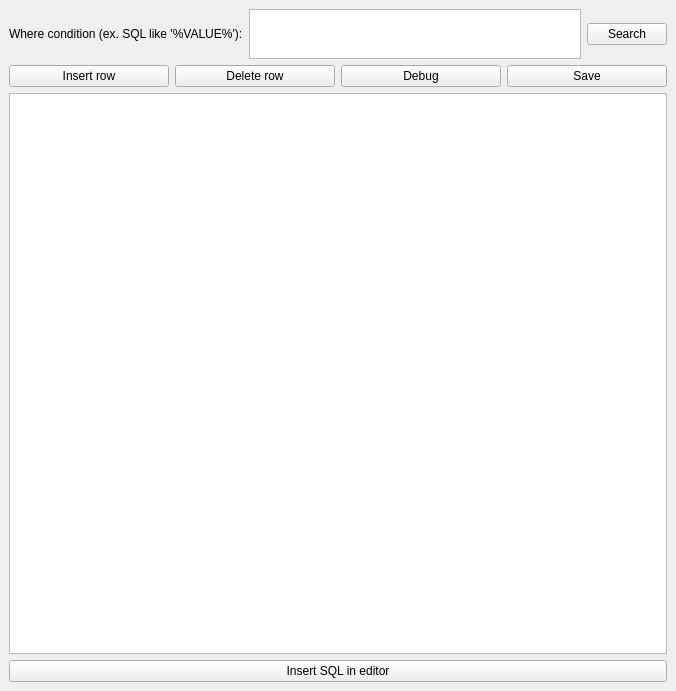
Qt form source/qtdesigner/preferred_sql_ui.ui (MValaguz/MSql) before a commit.
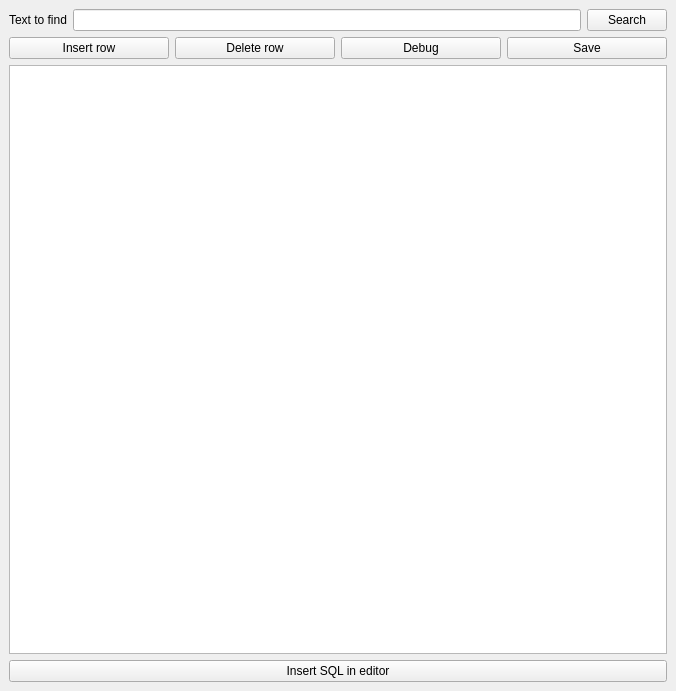
The same form after that commit. Icons and pictures are not drawn.

```diff
--- a/source/qtdesigner/preferred_sql_ui.ui
+++ b/source/qtdesigner/preferred_sql_ui.ui
@@ -30,28 +30,12 @@
       <item>
        <widget class="QLabel" name="l_label6">
         <property name="text">
-         <string>Where condition (ex. SQL like '%VALUE%'):</string>
-        </property>
-        <property name="buddy">
-         <cstring>e_where_cond</cstring>
+         <string>Text to find</string>
         </property>
        </widget>
       </item>
       <item>
-       <widget class="QTextEdit" name="e_where_cond">
-        <property name="sizePolicy">
-         <sizepolicy hsizetype="Expanding" vsizetype="Maximum">
-          <horstretch>0</horstretch>
-          <verstretch>0</verstretch>
-         </sizepolicy>
-        </property>
-        <property name="maximumSize">
-         <size>
-          <width>16777215</width>
-          <height>50</height>
-         </size>
-        </property>
-       </widget>
+       <widget class="QLineEdit" name="e_where_cond"/>
       </item>
       <item>
        <widget class="QPushButton" name="b_start">
```
